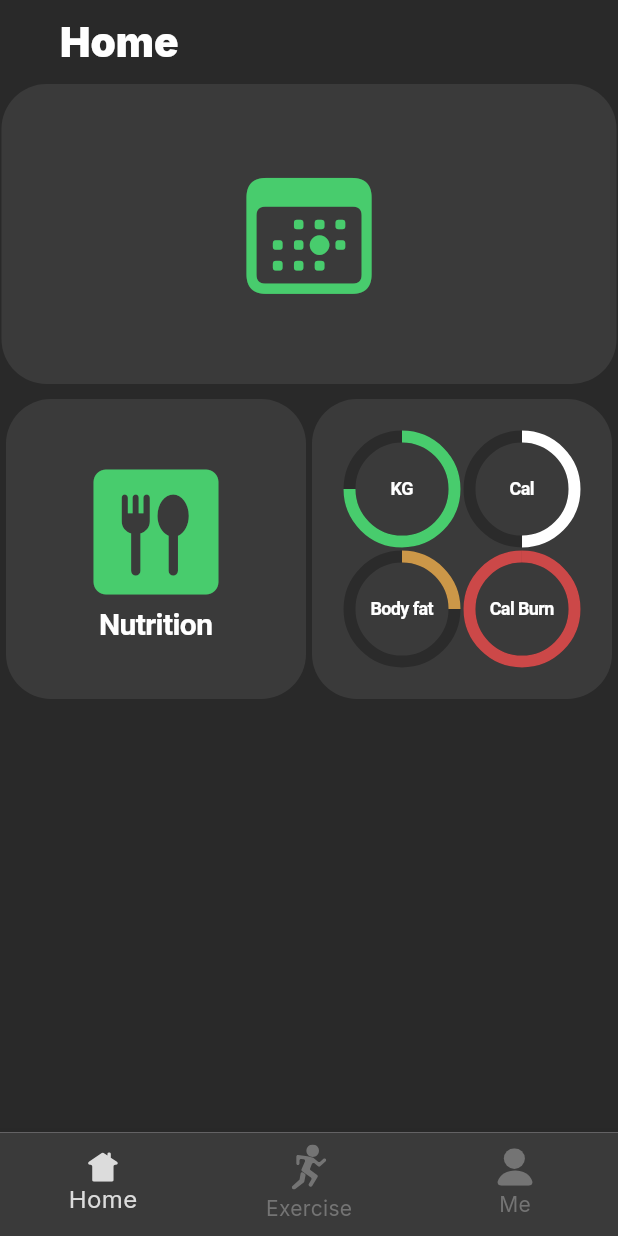
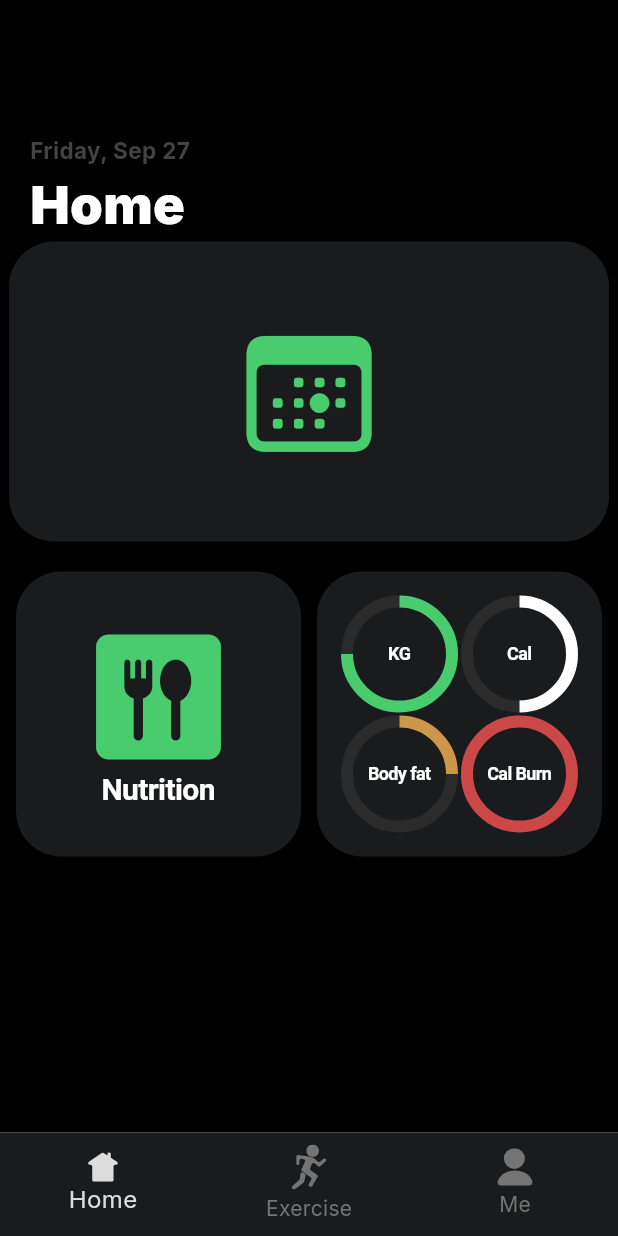
Before and after one commit to AbsolutelyHaakon/FitnessApp-IDATA2503, a Flutter app: the screen it shows after launch, on a phone screen of 412 x 824 dp. Run offline on Flutter 3.47's test engine with Material 3 defaults, Android fonts, the phone set to English and light mode, and no system bars; our stand-ins replace flutter_svg, get.

Commit message:
New colors
Use these
#1A1B1C
#000000

```diff
--- a/lib/components/navigation_bar.dart
+++ b/lib/components/navigation_bar.dart
@@ -62,7 +62,7 @@ class _CustomNavigationBarState extends State<CustomNavigationBar> {
         currentIndex: _selectedIndex,
         selectedItemColor: Color(0xFFDCDCDC),
         unselectedItemColor: Color(0xFF747474),
-        backgroundColor: Color(0xFF3A3A3A),
+        backgroundColor: Color(0xFF1A1B1C),
         onTap: _onItemTapped,
         iconSize: 30.0,
         selectedFontSize: 16.0,
--- a/lib/modules/nutrition_module.dart
+++ b/lib/modules/nutrition_module.dart
@@ -18,10 +18,10 @@ class NutritionModule extends StatelessWidget {
           // Define the action when the button is pressed
         },
         child: Container(
-          width: 200,
-          height: 200,
+          width: 190,
+          height: 190,
           decoration: BoxDecoration(
-            color: Color(0xFF3A3A3A),
+            color: Color(0xFF1A1B1C),
             borderRadius: BorderRadius.circular(30),
           ),
           child: const Column(
--- a/lib/modules/rings_module.dart
+++ b/lib/modules/rings_module.dart
@@ -21,10 +21,10 @@ class RingsModule extends StatelessWidget {
           // Define the action when the button is pressed
         },
         child: Container(
-          width: 200,
-          height: 200,
+          width: 190,
+          height: 190,
           decoration: BoxDecoration(
-            color: const Color(0xFF3A3A3A),
+            color: const Color(0xFF1A1B1C),
             borderRadius: BorderRadius.circular(30),
           ),
           child: const Column(
--- a/lib/modules/today_module.dart
+++ b/lib/modules/today_module.dart
@@ -29,10 +29,10 @@ class TodayModule extends StatelessWidget {
           );
         },
         child: Container(
-          width: 410,
+          width: 400,
           height: 200,
           decoration: BoxDecoration(
-            color: Color(0xFF3A3A3A),
+            color: Color(0xFF1A1B1C),
             borderRadius: BorderRadius.circular(30),
           ),
           child: const Icon(
--- a/lib/modules/workout_plan_module.dart
+++ b/lib/modules/workout_plan_module.dart
@@ -20,10 +20,10 @@ class WorkoutPlanModule extends StatelessWidget {
         children: [
           const SizedBox(height: 40),
           Container(
-            width: 410,
-            height: 410,
+            width: 400,
+            height: 400,
             decoration: BoxDecoration(
-              color: const Color(0xFF3A3A3A),
+              color: const Color(0xFF1A1B1C),
               borderRadius: BorderRadius.circular(20),
             ),
           ),
--- a/lib/pages/home.dart
+++ b/lib/pages/home.dart
@@ -1,5 +1,6 @@
 import 'package:fitnessapp_idata2503/modules/rings_module.dart';
 import 'package:flutter/material.dart';
+import 'package:intl/intl.dart';
 import '../modules/nutrition_module.dart';
 import '../modules/today_module.dart';
 
@@ -15,26 +16,44 @@ class Home extends StatefulWidget {
 class _HomeState extends State<Home> {
   @override
   Widget build(BuildContext context) {
+    String formattedDate = DateFormat('EEEE, MMM d').format(DateTime.now());
+
     return Scaffold(
-      appBar: AppBar(
-        title: const Text(
-          'Home',
-          style: TextStyle(
-            fontWeight: FontWeight.w900,
-            fontSize: 27.0,
-            color: Colors.white,
-          ),
-        ),
-        centerTitle: false,
-        titleSpacing: 40,
-        backgroundColor: Color(0xFF292929),
-      ),
       body: Center(
         child: Column(
           mainAxisAlignment: MainAxisAlignment.start,
           children: [
+            SizedBox(height: 90),
+            Padding(
+              padding: EdgeInsets.only(left: 20.0),
+              child: Align(
+                alignment: Alignment.centerLeft,
+                child: Text(
+                  formattedDate,
+                  style: TextStyle(
+                    fontWeight: FontWeight.bold,
+                    fontSize: 15.0,
+                    color: Color(0xFF434343),
+                  ),
+                ),
+              ),
+            ),
+            const Padding(
+              padding: EdgeInsets.only(left: 20.0),
+              child: Align(
+                alignment: Alignment.centerLeft,
+                child: Text(
+                  'Home',
+                  style: TextStyle(
+                    fontWeight: FontWeight.w900,
+                    fontSize: 35.0,
+                    color: Colors.white,
+                  ),
+                ),
+              ),
+            ),
             TodayModule(),
-            SizedBox(height: 10),
+            SizedBox(height: 20),
             Row(
               mainAxisAlignment: MainAxisAlignment.spaceEvenly,
               children: [
@@ -45,7 +64,7 @@ class _HomeState extends State<Home> {
           ],
         ),
       ),
-      backgroundColor: Color(0xFF292929),
+      backgroundColor: Color(0xFF000000),
     );
   }
 }
--- a/lib/pages/pre_workout_screen.dart
+++ b/lib/pages/pre_workout_screen.dart
@@ -18,7 +18,7 @@ class _PreWorkoutScreenState extends State<PreWorkoutScreen> {
       appBar: AppBar(
         centerTitle: false,
         titleSpacing: 40,
-        backgroundColor: Color(0xFF292929),
+        backgroundColor: Color(0xFF000000),
         leading: IconButton(
           icon: Icon(CupertinoIcons.back, color: Color(0xFF48CC6D)),
           onPressed: () {
@@ -32,7 +32,7 @@ class _PreWorkoutScreenState extends State<PreWorkoutScreen> {
           mainAxisAlignment: MainAxisAlignment.start,
           children: [
             Padding(
-              padding: EdgeInsets.only(left: 10.0),
+              padding: EdgeInsets.only(left: 20.0),
               child: Text(
                 'My Workout Plan',
                 style: TextStyle(
@@ -43,7 +43,7 @@ class _PreWorkoutScreenState extends State<PreWorkoutScreen> {
               ),
             ),
             Padding(
-              padding: EdgeInsets.only(left: 10.0),
+              padding: EdgeInsets.only(left: 20.0),
               child: Text(
                 'Hike',
                 style: TextStyle(
@@ -54,11 +54,11 @@ class _PreWorkoutScreenState extends State<PreWorkoutScreen> {
               ),
             ),
             WorkoutPlanModule(),
-            SizedBox(height: 10),
+            SizedBox(height: 20),
           ],
         ),
       ),
-      backgroundColor: Color(0xFF292929),
+      backgroundColor: Color(0xFF000000),
     );
   }
 }
--- a/pubspec.yaml
+++ b/pubspec.yaml
@@ -32,6 +32,7 @@ dependencies:
     sdk: flutter
   flutter_svg: ^1.0.3
   get: ^4.3.5
+  intl: ^0.17.0
 
 
   # The following adds the Cupertino Icons font to your application.
```
Also changed, not shown: pubspec.lock, 1 other file.
